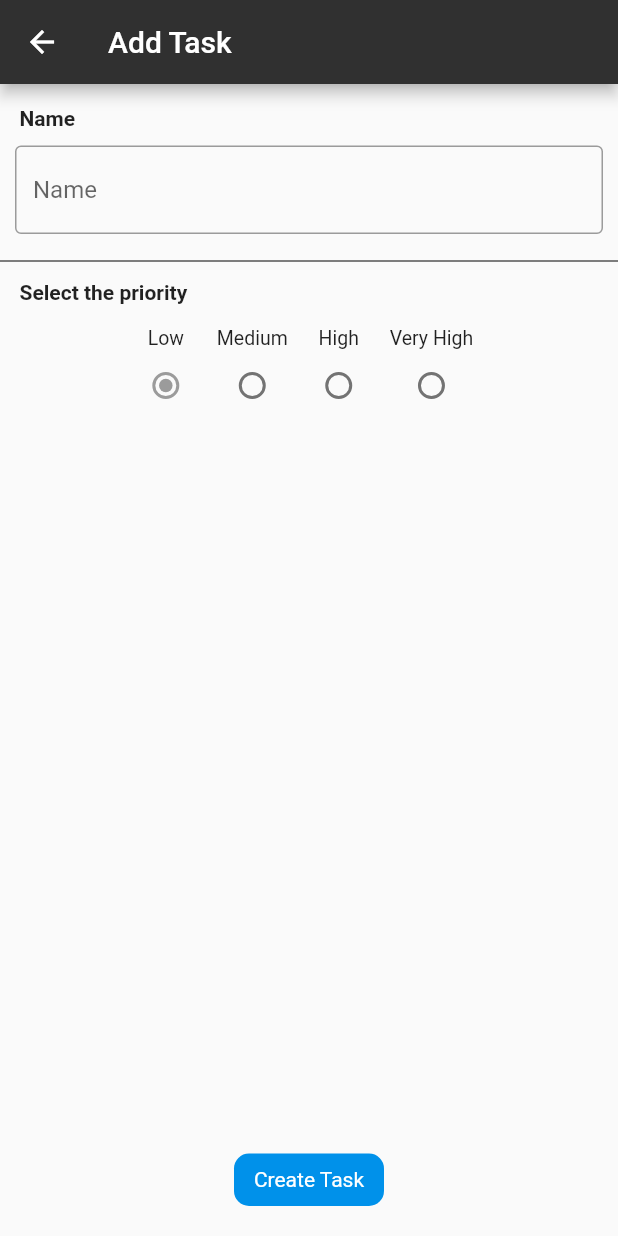
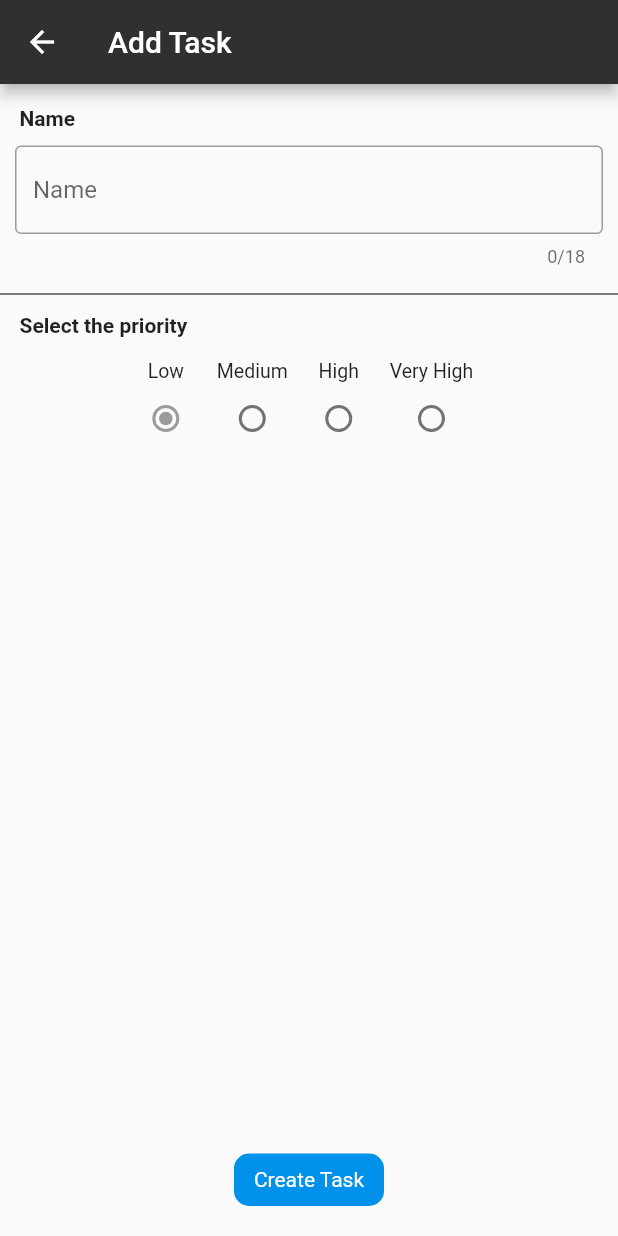
Before and after one commit to MagiX7/project_administrator, a Flutter app: the CreateTaskScreen screen opened directly, on a phone screen of 412 x 824 dp. Run offline on Flutter 3.47's test engine with Material 2 defaults, Android fonts, the phone set to English and light mode, and no system bars; our stand-ins replace cloud_firestore, firebase_auth, firebase_core; missing offline and left inert: cloud_firestore_web, firebase_auth_web, firebase_core_web, firebase_database_web, flutter_facebook_auth_web, flutterfire_ui and 2 more; accounts and stored records are empty.

Commit message:
Fixed some bugs and polishing
Co-Authored-By: Oriol Bernal Martinez <youtfrost@gmail.com>
Co-Authored-By: Lucas Pérez <lucaspg14@gmail.com>

```diff
--- a/lib/screens/create_task_screen.dart
+++ b/lib/screens/create_task_screen.dart
@@ -22,7 +22,7 @@ class _CreateTaskScreenState extends State<CreateTaskScreen> {
   Task task = Task(
       name: "Default",
       time: DateTime.now(),
-      priority: 2,
+      priority: 0,
       type: "null",
       boardName: "null");
 
@@ -64,6 +64,7 @@ class _CreateTaskScreenState extends State<CreateTaskScreen> {
           Padding(
             padding: const EdgeInsets.all(10.0),
             child: TextField(
+              maxLength: 18,
               decoration: const InputDecoration(
                 hintText: "Name",
                 border: OutlineInputBorder(
```
Also changed, not shown: lib/screens/move_task_screen.dart (deleted, +0 -22 lines), lib/widgets/column_tile.dart (+1 -12 lines).
